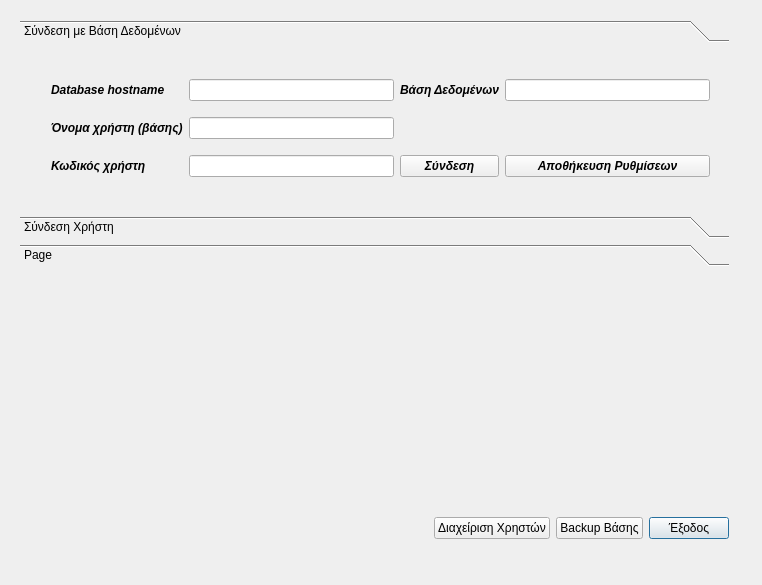
narsis/qtKoinoxrista, file dialog.ui: the form before one commit.
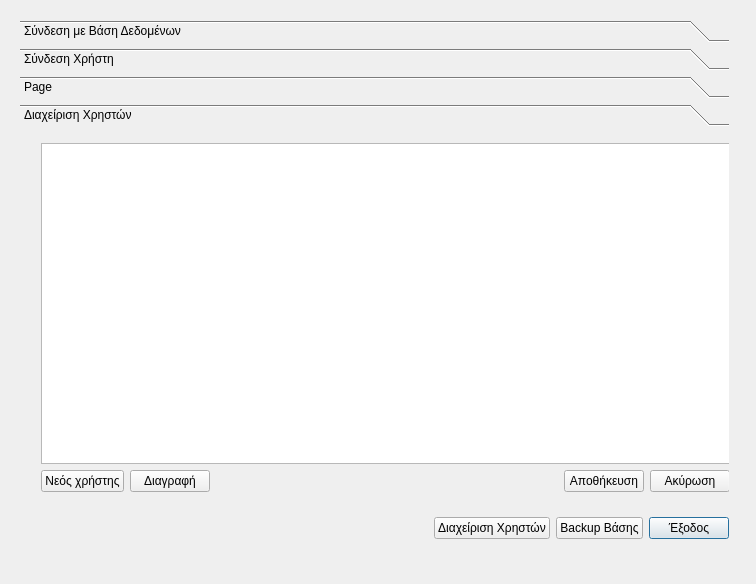
The form after the commit. The open tabs and pages were chosen to show the change. Icons and pictures are not drawn.

```diff
--- a/dialog.ui
+++ b/dialog.ui
@@ -6,8 +6,8 @@
    <rect>
     <x>0</x>
     <y>0</y>
-    <width>762</width>
-    <height>585</height>
+    <width>756</width>
+    <height>584</height>
    </rect>
   </property>
   <property name="minimumSize">
@@ -93,7 +93,7 @@
       </property>
      </spacer>
     </item>
-    <item row="0" column="0" colspan="4">
+    <item row="0" column="0" rowspan="2" colspan="4">
      <widget class="QToolBox" name="toolBox">
       <property name="currentIndex">
        <number>0</number>
@@ -104,7 +104,7 @@
          <x>0</x>
          <y>0</y>
          <width>729</width>
-         <height>156</height>
+         <height>379</height>
         </rect>
        </property>
        <property name="font">
@@ -263,6 +263,79 @@
         <string>Page</string>
        </attribute>
       </widget>
+      <widget class="QWidget" name="manageUserTool">
+       <property name="geometry">
+        <rect>
+         <x>0</x>
+         <y>0</y>
+         <width>729</width>
+         <height>379</height>
+        </rect>
+       </property>
+       <attribute name="label">
+        <string>Διαχείριση Χρηστών</string>
+       </attribute>
+       <widget class="QWidget" name="layoutWidget">
+        <property name="geometry">
+         <rect>
+          <x>10</x>
+          <y>0</y>
+          <width>711</width>
+          <height>371</height>
+         </rect>
+        </property>
+        <layout class="QGridLayout" name="gridLayout_4">
+         <item row="0" column="0" colspan="5">
+          <widget class="QTableView" name="tableViewUsers">
+           <property name="lineWidth">
+            <number>1</number>
+           </property>
+          </widget>
+         </item>
+         <item row="1" column="0">
+          <widget class="QPushButton" name="btn_newUSer">
+           <property name="text">
+            <string>Νεός χρήστης</string>
+           </property>
+          </widget>
+         </item>
+         <item row="1" column="1">
+          <widget class="QPushButton" name="btn_deleteUser">
+           <property name="text">
+            <string>Διαγραφή</string>
+           </property>
+          </widget>
+         </item>
+         <item row="1" column="2">
+          <spacer name="horizontalSpacer_2">
+           <property name="orientation">
+            <enum>Qt::Horizontal</enum>
+           </property>
+           <property name="sizeHint" stdset="0">
+            <size>
+             <width>40</width>
+             <height>20</height>
+            </size>
+           </property>
+          </spacer>
+         </item>
+         <item row="1" column="3">
+          <widget class="QPushButton" name="btn_SaveUserTable">
+           <property name="text">
+            <string>Αποθήκευση</string>
+           </property>
+          </widget>
+         </item>
+         <item row="1" column="4">
+          <widget class="QPushButton" name="btn_CancelUserTable">
+           <property name="text">
+            <string>Ακύρωση</string>
+           </property>
+          </widget>
+         </item>
+        </layout>
+       </widget>
+      </widget>
      </widget>
     </item>
    </layout>
```
Left out of the diff: 139 changed lines with no effect on the pictures.
